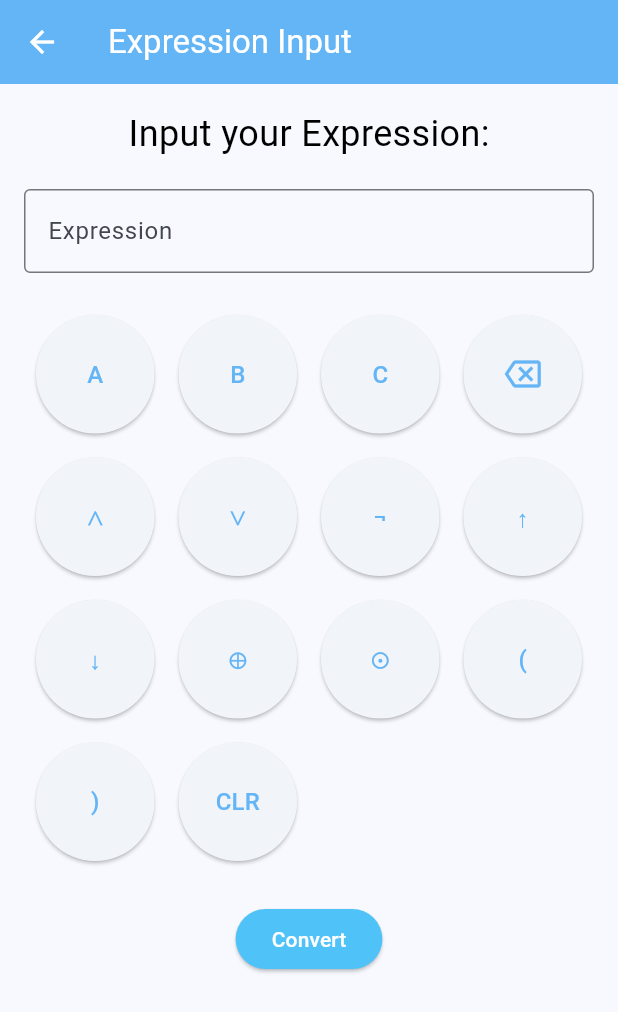
After one commit to Zyldzkie/logicalc, a Flutter app: the ExpressionInput screen opened directly, on a phone screen of 412 x 824 dp. The commit adds this screen. Shown: the top 1012 px of the screen. Run offline on Flutter 3.47's test engine with Material 3 defaults, Android fonts, the phone set to English and light mode, and no system bars; our stand-ins replace camera, shared_preferences; missing offline and left inert: expressions, graphview; accounts and stored records are empty.

Commit message:
[Refactor] Seperate the Expression calculator

```diff
--- /dev/null
+++ b/lib/screens/expression_input.dart
@@ -0,0 +1,127 @@
+import 'package:flutter/material.dart';
+import '../result_screen.dart';
+
+class ExpressionInput extends StatefulWidget {
+  const ExpressionInput({super.key});
+
+  @override
+  _ExpressionInputState createState() => _ExpressionInputState();
+}
+
+class _ExpressionInputState extends State<ExpressionInput> {
+  final TextEditingController _controller = TextEditingController();
+
+  void _handleKeyPress(String value) {
+    setState(() {
+      if (value == 'CLR') {
+        _controller.clear();
+      } else if (value == 'DEL') {
+        final text = _controller.text;
+        if (text.isNotEmpty) {
+          _controller.text = text.substring(0, text.length - 1);
+        }
+      } else {
+        _controller.text += value;
+      }
+    });
+  }
+
+  @override
+  Widget build(BuildContext context) {
+    return Scaffold(
+      appBar: AppBar(
+        title: const Text('Expression Input', style: TextStyle(color: Colors.white)),
+        backgroundColor: Theme.of(context).colorScheme.primary,
+        iconTheme: const IconThemeData(color: Colors.white),
+      ),
+      body: Padding(
+        padding: const EdgeInsets.all(16.0),
+        child: Column(
+          children: [
+            const Text(
+              'Input your Expression:',
+              style: TextStyle(fontSize: 24, color: Colors.black),
+            ),
+            const SizedBox(height: 20),
+            TextField(
+              controller: _controller,
+              readOnly: true,
+              decoration: const InputDecoration(
+                border: OutlineInputBorder(),
+                labelText: 'Expression',
+              ),
+            ),
+            const SizedBox(height: 20),
+            CustomKeyboard(onKeyPressed: _handleKeyPress),
+            const SizedBox(height: 20),
+            ElevatedButton(
+              onPressed: () {
+                Navigator.push(
+                  context,
+                  MaterialPageRoute(
+                    builder: (context) => ResultScreen(expression: _controller.text),
+                  ),
+                );
+              },
+              style: ElevatedButton.styleFrom(
+                backgroundColor: Theme.of(context).colorScheme.secondary,
+              ),
+              child: const Text('Convert', style: TextStyle(color: Colors.white)),
+            ),
+          ],
+        ),
+      ),
+    );
+  }
+}
+
+class CustomKeyboard extends StatelessWidget {
+  final Function(String) onKeyPressed;
+
+  const CustomKeyboard({super.key, required this.onKeyPressed});
+
+  @override
+  Widget build(BuildContext context) {
+    return GridView.count(
+      crossAxisCount: 4,
+      shrinkWrap: true,
+      physics: const NeverScrollableScrollPhysics(),
+      children: [
+        _buildKey('A'),
+        _buildKey('B'),
+        _buildKey('C'),
+        _buildKey('DEL', icon: Icons.backspace_outlined),
+        _buildKey('∧'),
+        _buildKey('∨'),
+        _buildKey('¬'),
+        _buildKey('↑'),
+        _buildKey('↓'),
+        _buildKey('⊕'),
+        _buildKey('⊙'),
+        _buildKey('('),
+        _buildKey(')'),
+        _buildKey('CLR'),
+      ],
+    );
+  }
+
+  Widget _buildKey(String label, {IconData? icon}) {
+    return Padding(
+      padding: const EdgeInsets.all(8.0),
+      child: ElevatedButton(
+        onPressed: () {
+          onKeyPressed(label);
+        },
+        style: ElevatedButton.styleFrom(
+          padding: const EdgeInsets.symmetric(vertical: 10.0, horizontal: 20.0),
+        ),
+        child: icon != null
+          ? Icon(icon, size: 24)
+          : Text(
+              label,
+              style: const TextStyle(fontSize: 16),
+            ),
+      ),
+    );
+  }
+}
```
Also changed, not shown: lib/main.dart (+65 -192 lines).
